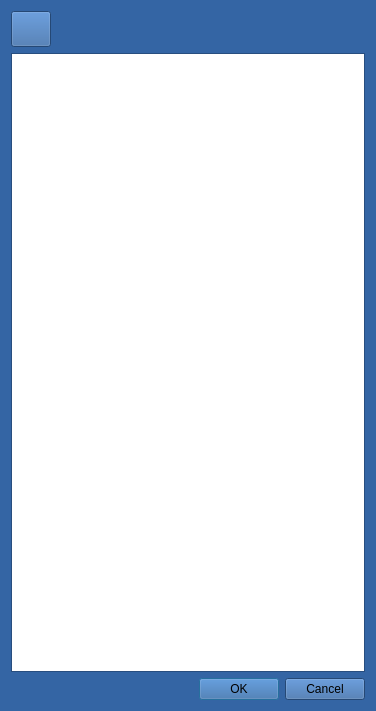
This is wzoryDialog.ui in militia11/shoes as Qt 5 draws it before an edit. The edited form follows.
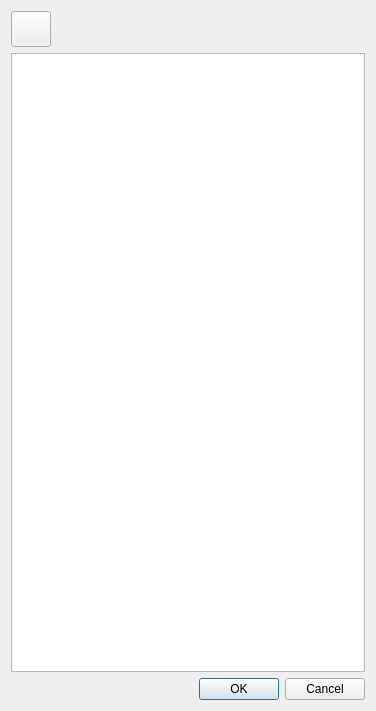
This is the edited form. Icons and pictures are not drawn.

The edit to the form file:
```diff
--- a/wzoryDialog.ui
+++ b/wzoryDialog.ui
@@ -10,421 +10,6 @@
     <height>711</height>
    </rect>
   </property>
-  <property name="palette">
-   <palette>
-    <active>
-     <colorrole role="WindowText">
-      <brush brushstyle="SolidPattern">
-       <color alpha="255">
-        <red>0</red>
-        <green>0</green>
-        <blue>0</blue>
-       </color>
-      </brush>
-     </colorrole>
-     <colorrole role="Button">
-      <brush brushstyle="SolidPattern">
-       <color alpha="255">
-        <red>52</red>
-        <green>101</green>
-        <blue>164</blue>
-       </color>
-      </brush>
-     </colorrole>
-     <colorrole role="Light">
-      <brush brushstyle="SolidPattern">
-       <color alpha="255">
-        <red>78</red>
-        <green>152</green>
-        <blue>246</blue>
-       </color>
-      </brush>
-     </colorrole>
-     <colorrole role="Midlight">
-      <brush brushstyle="SolidPattern">
-       <color alpha="255">
-        <red>65</red>
-        <green>126</green>
-        <blue>205</blue>
-       </color>
-      </brush>
-     </colorrole>
-     <colorrole role="Dark">
-      <brush brushstyle="SolidPattern">
-       <color alpha="255">
-        <red>26</red>
-        <green>50</green>
-        <blue>82</blue>
-       </color>
-      </brush>
-     </colorrole>
-     <colorrole role="Mid">
-      <brush brushstyle="SolidPattern">
-       <color alpha="255">
-        <red>34</red>
-        <green>67</green>
-        <blue>109</blue>
-       </color>
-      </brush>
-     </colorrole>
-     <colorrole role="Text">
-      <brush brushstyle="SolidPattern">
-       <color alpha="255">
-        <red>0</red>
-        <green>0</green>
-        <blue>0</blue>
-       </color>
-      </brush>
-     </colorrole>
-     <colorrole role="BrightText">
-      <brush brushstyle="SolidPattern">
-       <color alpha="255">
-        <red>255</red>
-        <green>255</green>
-        <blue>255</blue>
-       </color>
-      </brush>
-     </colorrole>
-     <colorrole role="ButtonText">
-      <brush brushstyle="SolidPattern">
-       <color alpha="255">
-        <red>0</red>
-        <green>0</green>
-        <blue>0</blue>
-       </color>
-      </brush>
-     </colorrole>
-     <colorrole role="Base">
-      <brush brushstyle="SolidPattern">
-       <color alpha="255">
-        <red>255</red>
-        <green>255</green>
-        <blue>255</blue>
-       </color>
-      </brush>
-     </colorrole>
-     <colorrole role="Window">
-      <brush brushstyle="SolidPattern">
-       <color alpha="255">
-        <red>52</red>
-        <green>101</green>
-        <blue>164</blue>
-       </color>
-      </brush>
-     </colorrole>
-     <colorrole role="Shadow">
-      <brush brushstyle="SolidPattern">
-       <color alpha="255">
-        <red>0</red>
-        <green>0</green>
-        <blue>0</blue>
-       </color>
-      </brush>
-     </colorrole>
-     <colorrole role="AlternateBase">
-      <brush brushstyle="SolidPattern">
-       <color alpha="255">
-        <red>153</red>
-        <green>178</green>
-        <blue>209</blue>
-       </color>
-      </brush>
-     </colorrole>
-     <colorrole role="ToolTipBase">
-      <brush brushstyle="SolidPattern">
-       <color alpha="255">
-        <red>255</red>
-        <green>255</green>
-        <blue>220</blue>
-       </color>
-      </brush>
-     </colorrole>
-     <colorrole role="ToolTipText">
-      <brush brushstyle="SolidPattern">
-       <color alpha="255">
-        <red>0</red>
-        <green>0</green>
-        <blue>0</blue>
-       </color>
-      </brush>
-     </colorrole>
-    </active>
-    <inactive>
-     <colorrole role="WindowText">
-      <brush brushstyle="SolidPattern">
-       <color alpha="255">
-        <red>0</red>
-        <green>0</green>
-        <blue>0</blue>
-       </color>
-      </brush>
-     </colorrole>
-     <colorrole role="Button">
-      <brush brushstyle="SolidPattern">
-       <color alpha="255">
-        <red>52</red>
-        <green>101</green>
-        <blue>164</blue>
-       </color>
-      </brush>
-     </colorrole>
-     <colorrole role="Light">
-      <brush brushstyle="SolidPattern">
-       <color alpha="255">
-        <red>78</red>
-        <green>152</green>
-        <blue>246</blue>
-       </color>
-      </brush>
-     </colorrole>
-     <colorrole role="Midlight">
-      <brush brushstyle="SolidPattern">
-       <color alpha="255">
-        <red>65</red>
-        <green>126</green>
-        <blue>205</blue>
-       </color>
-      </brush>
-     </colorrole>
-     <colorrole role="Dark">
-      <brush brushstyle="SolidPattern">
-       <color alpha="255">
-        <red>26</red>
-        <green>50</green>
-        <blue>82</blue>
-       </color>
-      </brush>
-     </colorrole>
-     <colorrole role="Mid">
-      <brush brushstyle="SolidPattern">
-       <color alpha="255">
-        <red>34</red>
-        <green>67</green>
-        <blue>109</blue>
-       </color>
-      </brush>
-     </colorrole>
-     <colorrole role="Text">
-      <brush brushstyle="SolidPattern">
-       <color alpha="255">
-        <red>0</red>
-        <green>0</green>
-        <blue>0</blue>
-       </color>
-      </brush>
-     </colorrole>
-     <colorrole role="BrightText">
-      <brush brushstyle="SolidPattern">
-       <color alpha="255">
-        <red>255</red>
-        <green>255</green>
-        <blue>255</blue>
-       </color>
-      </brush>
-     </colorrole>
-     <colorrole role="ButtonText">
-      <brush brushstyle="SolidPattern">
-       <color alpha="255">
-        <red>0</red>
-        <green>0</green>
-        <blue>0</blue>
-       </color>
-      </brush>
-     </colorrole>
-     <colorrole role="Base">
-      <brush brushstyle="SolidPattern">
-       <color alpha="255">
-        <red>255</red>
-        <green>255</green>
-        <blue>255</blue>
-       </color>
-      </brush>
-     </colorrole>
-     <colorrole role="Window">
-      <brush brushstyle="SolidPattern">
-       <color alpha="255">
-        <red>52</red>
-        <green>101</green>
-        <blue>164</blue>
-       </color>
-      </brush>
-     </colorrole>
-     <colorrole role="Shadow">
-      <brush brushstyle="SolidPattern">
-       <color alpha="255">
-        <red>0</red>
-        <green>0</green>
-        <blue>0</blue>
-       </color>
-      </brush>
-     </colorrole>
-     <colorrole role="AlternateBase">
-      <brush brushstyle="SolidPattern">
-       <color alpha="255">
-        <red>153</red>
-        <green>178</green>
-        <blue>209</blue>
-       </color>
-      </brush>
-     </colorrole>
-     <colorrole role="ToolTipBase">
-      <brush brushstyle="SolidPattern">
-       <color alpha="255">
-        <red>255</red>
-        <green>255</green>
-        <blue>220</blue>
-       </color>
-      </brush>
-     </colorrole>
-     <colorrole role="ToolTipText">
-      <brush brushstyle="SolidPattern">
-       <color alpha="255">
-        <red>0</red>
-        <green>0</green>
-        <blue>0</blue>
-       </color>
-      </brush>
-     </colorrole>
-    </inactive>
-    <disabled>
-     <colorrole role="WindowText">
-      <brush brushstyle="SolidPattern">
-       <color alpha="255">
-        <red>26</red>
-        <green>50</green>
-        <blue>82</blue>
-       </color>
-      </brush>
-     </colorrole>
-     <colorrole role="Button">
-      <brush brushstyle="SolidPattern">
-       <color alpha="255">
-        <red>52</red>
-        <green>101</green>
-        <blue>164</blue>
-       </color>
-      </brush>
-     </colorrole>
-     <colorrole role="Light">
-      <brush brushstyle="SolidPattern">
-       <color alpha="255">
-        <red>78</red>
-        <green>152</green>
-        <blue>246</blue>
-       </color>
-      </brush>
-     </colorrole>
-     <colorrole role="Midlight">
-      <brush brushstyle="SolidPattern">
-       <color alpha="255">
-        <red>65</red>
-        <green>126</green>
-        <blue>205</blue>
-       </color>
-      </brush>
-     </colorrole>
-     <colorrole role="Dark">
-      <brush brushstyle="SolidPattern">
-       <color alpha="255">
-        <red>26</red>
-        <green>50</green>
-        <blue>82</blue>
-       </color>
-      </brush>
-     </colorrole>
-     <colorrole role="Mid">
-      <brush brushstyle="SolidPattern">
-       <color alpha="255">
-        <red>34</red>
-        <green>67</green>
-        <blue>109</blue>
-       </color>
-      </brush>
-     </colorrole>
-     <colorrole role="Text">
-      <brush brushstyle="SolidPattern">
-       <color alpha="255">
-        <red>26</red>
-        <green>50</green>
-        <blue>82</blue>
-       </color>
-      </brush>
-     </colorrole>
-     <colorrole role="BrightText">
-      <brush brushstyle="SolidPattern">
-       <color alpha="255">
-        <red>255</red>
-        <green>255</green>
-        <blue>255</blue>
-       </color>
-      </brush>
-     </colorrole>
-     <colorrole role="ButtonText">
-      <brush brushstyle="SolidPattern">
-       <color alpha="255">
-        <red>26</red>
-        <green>50</green>
-        <blue>82</blue>
-       </color>
-      </brush>
-     </colorrole>
-     <colorrole role="Base">
-      <brush brushstyle="SolidPattern">
-       <color alpha="255">
-        <red>52</red>
-        <green>101</green>
-        <blue>164</blue>
-       </color>
-      </brush>
-     </colorrole>
-     <colorrole role="Window">
-      <brush brushstyle="SolidPattern">
-       <color alpha="255">
-        <red>52</red>
-        <green>101</green>
-        <blue>164</blue>
-       </color>
-      </brush>
-     </colorrole>
-     <colorrole role="Shadow">
-      <brush brushstyle="SolidPattern">
-       <color alpha="255">
-        <red>0</red>
-        <green>0</green>
-        <blue>0</blue>
-       </color>
-      </brush>
-     </colorrole>
-     <colorrole role="AlternateBase">
-      <brush brushstyle="SolidPattern">
-       <color alpha="255">
-        <red>52</red>
-        <green>101</green>
-        <blue>164</blue>
-       </color>
-      </brush>
-     </colorrole>
-     <colorrole role="ToolTipBase">
-      <brush brushstyle="SolidPattern">
-       <color alpha="255">
-        <red>255</red>
-        <green>255</green>
-        <blue>220</blue>
-       </color>
-      </brush>
-     </colorrole>
-     <colorrole role="ToolTipText">
-      <brush brushstyle="SolidPattern">
-       <color alpha="255">
-        <red>0</red>
-        <green>0</green>
-        <blue>0</blue>
-       </color>
-      </brush>
-     </colorrole>
-    </disabled>
-   </palette>
-  </property>
   <property name="windowTitle">
    <string>Wzory</string>
   </property>
```
